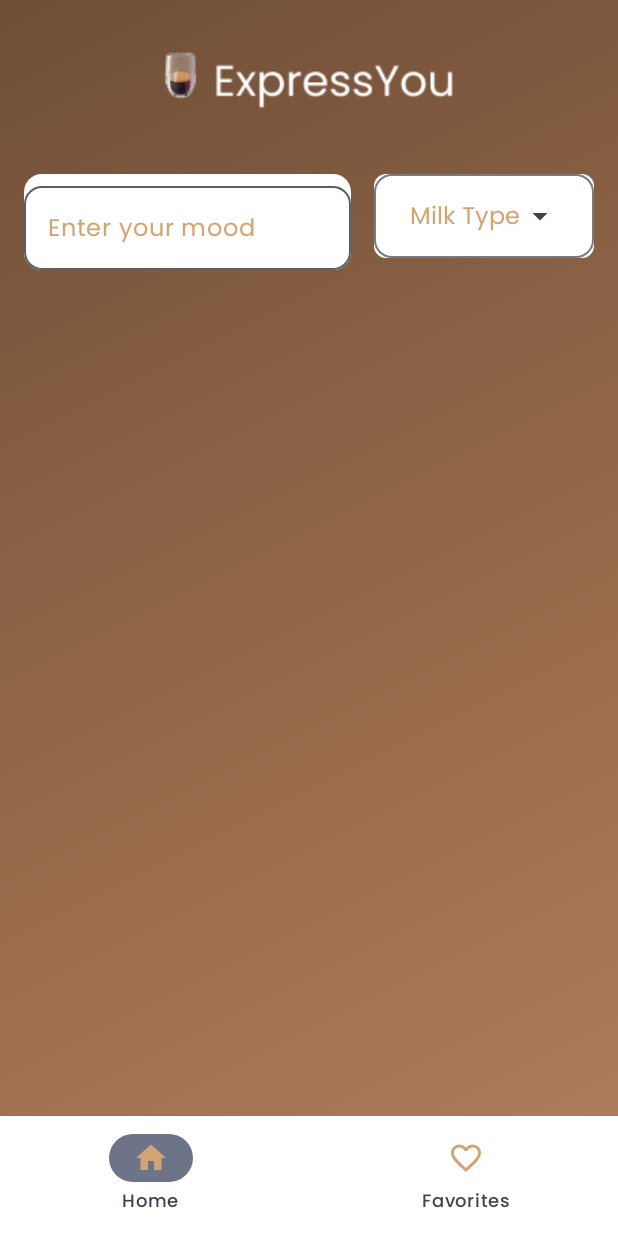
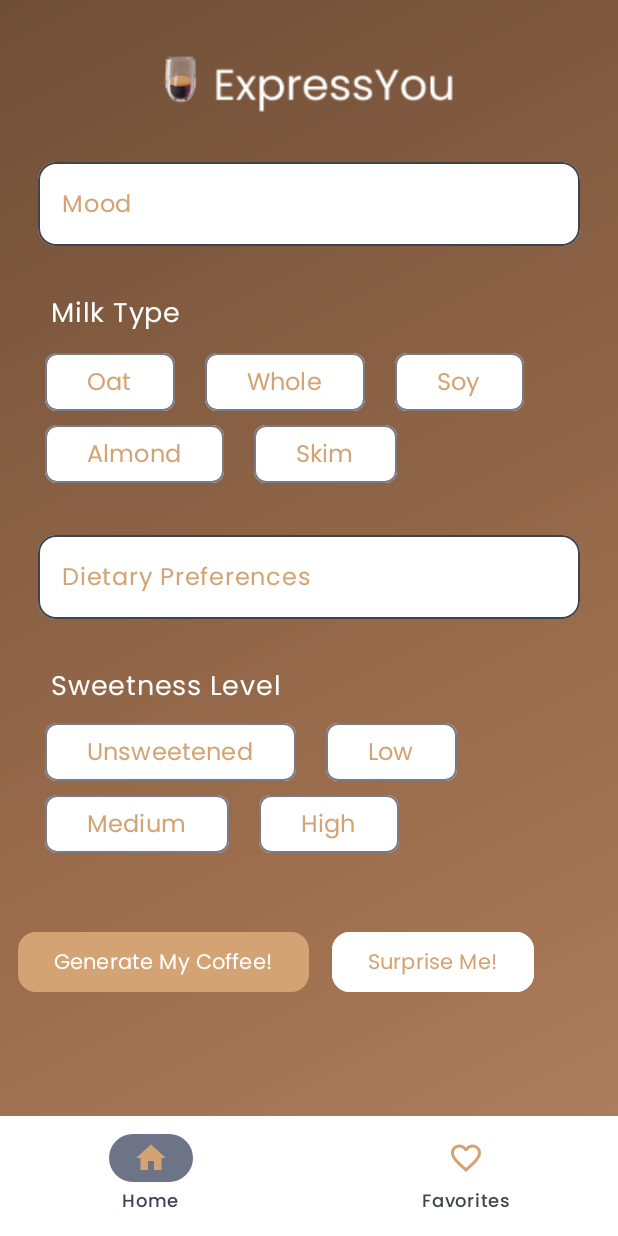
Before and after one commit to monitamitra/ExpressYou, an Android app built with Jetpack Compose: the screen it shows after launch (MainActivity), on a phone screen of 412 x 824 dp. Run offline under Robolectric (Android 15) with nearby library versions, the phone set to English and light mode, and no system bars.

```diff
--- a/app/build.gradle.kts
+++ b/app/build.gradle.kts
@@ -70,6 +70,8 @@ dependencies {
 
     implementation("com.google.android.material:material:1.11.0")
 
+    implementation ("com.google.accompanist:accompanist-flowlayout:0.24.13-rc")
+
     implementation(libs.androidx.core.ktx)
     implementation(libs.androidx.lifecycle.runtime.ktx)
     implementation(libs.androidx.activity.compose)
--- a/app/src/main/java/com/example/expressyou/MainActivity.kt
+++ b/app/src/main/java/com/example/expressyou/MainActivity.kt
@@ -3,125 +3,24 @@ package com.example.expressyou
 import android.os.Bundle
 import androidx.activity.ComponentActivity
 import androidx.activity.compose.setContent
-import androidx.compose.foundation.background
-import androidx.compose.foundation.layout.Arrangement
 import androidx.compose.foundation.layout.Box
-import androidx.compose.foundation.layout.Column
-import androidx.compose.foundation.layout.Row
 import androidx.compose.foundation.layout.fillMaxSize
 import androidx.compose.foundation.layout.fillMaxWidth
-import androidx.compose.foundation.layout.height
-import androidx.compose.foundation.layout.padding
-import androidx.compose.foundation.shape.RoundedCornerShape
-import androidx.compose.material.icons.Icons
-import androidx.compose.material.icons.filled.ArrowDropDown
-import androidx.compose.material.icons.filled.MoreVert
-import androidx.compose.material3.DropdownMenu
-import androidx.compose.material3.DropdownMenuItem
-import androidx.compose.material3.Icon
-import androidx.compose.material3.IconButton
-import androidx.compose.material3.OutlinedButton
-import androidx.compose.material3.OutlinedTextField
-import androidx.compose.material3.Text
-import androidx.compose.material3.TextFieldDefaults
-import androidx.compose.material3.TextFieldDefaults.shape
-import androidx.compose.runtime.getValue
-import androidx.compose.runtime.mutableStateOf
-import androidx.compose.runtime.remember
-import androidx.compose.runtime.saveable.rememberSaveable
-import androidx.compose.runtime.setValue
 import androidx.compose.ui.Alignment
 import androidx.compose.ui.Modifier
-import androidx.compose.ui.graphics.Color
-import androidx.compose.ui.text.font.Font
-import androidx.compose.ui.text.font.FontFamily
-import androidx.compose.ui.unit.dp
-import androidx.compose.ui.unit.sp
 import com.example.expressyou.ui.theme.ExpressYouTheme
 
 class MainActivity : ComponentActivity() {
     override fun onCreate(savedInstanceState: Bundle?) {
         super.onCreate(savedInstanceState)
-        val Poppins = FontFamily(
-            Font(R.font.poppins_regular),
-        )
+
 
         setContent {
             ExpressYouTheme {
                 Box(modifier = Modifier.fillMaxSize()) {
                     BackgroundLayout(modifier = Modifier.fillMaxSize())
+                    HomeScreenUI()
 
-                    Column(
-                        modifier = Modifier
-                            .fillMaxSize()
-                            .padding(top = 100.dp)
-                            .align(Alignment.Center),
-                        verticalArrangement = Arrangement.spacedBy(12.dp)
-                    ) {
-                        var mood by rememberSaveable { mutableStateOf("") }
-                        var dietaryRestrictions by rememberSaveable { mutableStateOf("") }
-                        var sweetness by rememberSaveable { mutableStateOf(5f) }
-                        var selectedMilkType by rememberSaveable { mutableStateOf("Milk Type") }
-
-                        Row(
-                            modifier = Modifier.fillMaxWidth()
-                            .padding(16.dp),
-                            horizontalArrangement = Arrangement.spacedBy(15.dp)
-                        ) {
-                            OutlinedTextField(
-                                value = mood,
-                                onValueChange = {mood = it},
-                                label = {Text("Enter your mood", color = Color(0xFFD4A373),
-                                    fontFamily = Poppins, fontSize = 16.sp)},
-                                modifier = Modifier.weight(1f)
-                                    //.height(56.dp)
-                                    .background(color = Color(0xFFFFFFFF),
-                                        shape = RoundedCornerShape(12.dp)),
-                                shape = RoundedCornerShape(12.dp)
-                            )
-
-                            var expanded by remember{mutableStateOf(false)}
-                            Box(
-                                modifier = Modifier
-                                    //.padding(16.dp)
-                            ) {
-                                OutlinedButton(
-                                    onClick = { expanded = true },
-                                    modifier = Modifier
-                                    .height(56.dp)
-                                        .background(color = Color(0xFFFFFFFF),
-                                        shape = RoundedCornerShape(8.dp)),
-                                    shape = RoundedCornerShape(12.dp)
-                                ) {
-                                    Text(selectedMilkType, color = Color(0xFFD4A373),
-                                        fontFamily = Poppins, fontSize = 16.sp)
-                                    Icon(imageVector = Icons.Filled.ArrowDropDown,
-                                        contentDescription = "Dropdown Arrow")
-                                }
-
-                                DropdownMenu(
-                                    expanded = expanded,
-                                    onDismissRequest = { expanded = false }
-                                ) {
-                                    val milkTypes = listOf("Whole Milk", "Skim Milk", "Almond Milk",
-                                        "Oat Milk", "Lactose-Free Milk", "Soy Milk")
-                                    milkTypes.forEach { milkType ->
-                                        DropdownMenuItem(
-                                            text = { Text(milkType, color = Color(0xFFD4A373),
-                                                fontFamily = Poppins, fontSize = 16.sp) },
-                                            onClick = {
-                                                selectedMilkType = milkType
-                                                expanded = false
-                                            },
-                                        )
-                                    }
-
-                                }
-
-                            }
-                        }
-
-                    }
 
 
                     Box(
--- a/app/src/main/java/com/example/expressyou/ReusableComposables.kt
+++ b/app/src/main/java/com/example/expressyou/ReusableComposables.kt
@@ -1,25 +1,41 @@
 package com.example.expressyou
 
-import android.util.Log
+import androidx.compose.foundation.BorderStroke
 import androidx.compose.foundation.Image
 import androidx.compose.foundation.background
+import androidx.compose.foundation.layout.Arrangement
 import androidx.compose.foundation.layout.Box
+import androidx.compose.foundation.layout.Column
+import androidx.compose.foundation.layout.ExperimentalLayoutApi
+import androidx.compose.foundation.layout.FlowRow
+import androidx.compose.foundation.layout.Row
 import androidx.compose.foundation.layout.fillMaxSize
 import androidx.compose.foundation.layout.fillMaxWidth
 import androidx.compose.foundation.layout.height
 import androidx.compose.foundation.layout.padding
+import androidx.compose.foundation.layout.size
 import androidx.compose.foundation.layout.width
+import androidx.compose.foundation.shape.RoundedCornerShape
 import androidx.compose.material.icons.Icons
+import androidx.compose.material.icons.filled.Done
 import androidx.compose.material3.Icon
 import androidx.compose.material.icons.filled.Favorite
 import androidx.compose.material.icons.filled.Home
 import androidx.compose.material.icons.outlined.FavoriteBorder
 import androidx.compose.material.icons.outlined.Home
+import androidx.compose.material3.Button
+import androidx.compose.material3.ButtonDefaults
+import androidx.compose.material3.FilterChip
+import androidx.compose.material3.FilterChipDefaults
 import androidx.compose.material3.NavigationBar
 import androidx.compose.material3.NavigationBarItem
+import androidx.compose.material3.OutlinedButton
+import androidx.compose.material3.OutlinedTextField
 import androidx.compose.material3.Text
+import androidx.compose.material3.TextFieldDefaults
 import androidx.compose.runtime.Composable
 import androidx.compose.runtime.getValue
+import androidx.compose.runtime.mutableIntStateOf
 import androidx.compose.runtime.mutableStateOf
 import androidx.compose.runtime.saveable.rememberSaveable
 import androidx.compose.runtime.setValue
@@ -33,6 +49,7 @@ import androidx.compose.ui.text.font.Font
 import androidx.compose.ui.text.font.FontFamily
 import androidx.compose.ui.tooling.preview.Preview
 import androidx.compose.ui.unit.dp
+import androidx.compose.ui.unit.sp
 import com.example.expressyou.ui.theme.ExpressYouTheme
 
 // function to set up background linear gradient and app logo
@@ -63,7 +80,7 @@ fun BackgroundLayout(
                 .height(100.dp)
                 .width(200.dp)
                 .align(Alignment.TopCenter)
-                .padding(top = 2.dp)
+                .padding(top = 8.dp)
         )
     }
 }
@@ -76,7 +93,7 @@ data class BottomNavigationItem(
 
 @Composable
 fun BottomNavBar(
-    modifier: Modifier = Modifier
+
 ) {
     val items = listOf(
         BottomNavigationItem(
@@ -96,7 +113,7 @@ fun BottomNavBar(
     )
 
     // Preserve the state of the selected item across recompositions
-    var selectedItemIndex by rememberSaveable { mutableStateOf(0) }
+    var selectedItemIndex by rememberSaveable { mutableIntStateOf(0) }
 
             NavigationBar(
                 containerColor = Color(0xFFFFFFFF)
@@ -125,12 +142,194 @@ fun BottomNavBar(
             }
 }
 
+
+@OptIn(ExperimentalLayoutApi::class)
+@Composable
+fun HomeScreenUI(
+    modifier: Modifier = Modifier
+) {
+    val poppins = FontFamily(
+        Font(R.font.poppins_regular),
+    )
+
+    Column(
+        modifier = Modifier
+            .fillMaxSize()
+            .padding(top = 100.dp),
+        verticalArrangement = Arrangement.spacedBy(22.dp)
+    ) {
+        var mood by rememberSaveable { mutableStateOf("") }
+        var dietaryRestrictions by rememberSaveable { mutableStateOf("") }
+        var selectedSweetness by rememberSaveable { mutableStateOf("") }
+        var selectedMilkType by rememberSaveable { mutableStateOf("Milk Type") }
+
+        OutlinedTextField(
+            value = mood,
+            onValueChange = {mood = it},
+            label = {Text("Mood",
+                fontFamily = poppins, fontSize = 16.sp)},
+            modifier = Modifier.fillMaxWidth()
+                .padding(start = 25.dp, end = 25.dp),
+            shape = RoundedCornerShape(12.dp),
+            colors = TextFieldDefaults.colors(
+                focusedContainerColor = Color(0xFFFFFFFF),
+                unfocusedContainerColor = Color(0xFFFFFFFF),
+                focusedLabelColor = Color(0xFFFFFFFF),
+                unfocusedLabelColor = Color(0xFFD4A373),
+                unfocusedTextColor = Color(0xFFD4A373),
+                focusedTextColor = Color(0xFFD4A373)),
+        )
+
+        val milkOptions = listOf("Oat", "Whole", "Soy",
+            "Almond", "Skim")
+        FlowRow (
+            modifier = Modifier.padding(start = 20.dp, end = 20.dp)
+        ) {
+            Text(
+                text = "Milk Type",
+                fontSize = 18.sp,
+                color = Color(0xFFFFFFFF),
+                fontFamily = poppins,
+                modifier = Modifier.fillMaxWidth()
+                    .padding(bottom = 10.dp, start = 14.dp, top = 10.dp)
+            )
+            milkOptions.forEach{milkType ->
+                FilterChip(
+                    selected = selectedMilkType == milkType,
+                    onClick = { selectedMilkType = milkType },
+                    label = { Text(milkType, fontFamily = poppins,
+                        fontSize = 16.sp, modifier = Modifier.padding(
+                            horizontal = 12.dp, vertical = 8.dp
+                        )) },
+                    leadingIcon = if (selectedMilkType == milkType) {
+                        {
+                            Icon(
+                                imageVector = Icons.Filled.Done,
+                                contentDescription = "Done icon",
+                                modifier = Modifier.size(FilterChipDefaults.IconSize),
+                                tint = Color.White
+                            )
+                        }
+                    } else {
+                        null
+                    },
+                    modifier = Modifier.padding(horizontal = 10.dp),
+                    colors = FilterChipDefaults.filterChipColors(
+                        containerColor = Color.White,
+                        selectedContainerColor = Color(0xFFD4A373),
+                        labelColor = Color(0xFFD4A373),
+                        selectedLabelColor = Color.White
+                    )
+
+                )
+            }
+        }
+
+        OutlinedTextField(
+            value = dietaryRestrictions,
+            onValueChange = {dietaryRestrictions = it},
+            label = {Text("Dietary Preferences",
+                fontFamily = poppins, fontSize = 16.sp)},
+            modifier = Modifier.fillMaxWidth()
+                .padding(start = 25.dp, end = 25.dp),
+            shape = RoundedCornerShape(12.dp),
+            colors = TextFieldDefaults.colors(
+                focusedContainerColor = Color(0xFFFFFFFF),
+                unfocusedContainerColor = Color(0xFFFFFFFF),
+                focusedLabelColor = Color(0xFFFFFFFF),
+                unfocusedLabelColor = Color(0xFFD4A373),
+                unfocusedTextColor = Color(0xFFD4A373),
+                focusedTextColor = Color(0xFFD4A373))
+        )
+
+        val sweetnessOptions = listOf("Unsweetened", "Low", "Medium", "High")
+
+        FlowRow (
+            modifier = Modifier.padding(start = 20.dp, end = 20.dp)
+        ) {
+            Text(
+                text = "Sweetness Level",
+                fontSize = 18.sp,
+                color = Color(0xFFFFFFFF),
+                fontFamily = poppins,
+                modifier = Modifier.fillMaxWidth()
+                    .padding(start = 14.dp, top = 10.dp, bottom = 8.dp)
+            )
+            sweetnessOptions.forEach{sweetness ->
+                FilterChip(
+                    selected = selectedSweetness == sweetness,
+                    onClick = { selectedSweetness = sweetness },
+                    label = { Text(sweetness, fontFamily = poppins,
+                        fontSize = 16.sp, modifier = Modifier.padding(
+                            horizontal = 12.dp, vertical = 8.dp
+                        )) },
+                    leadingIcon = if (selectedSweetness == sweetness) {
+                        {
+                            Icon(
+                                imageVector = Icons.Filled.Done,
+                                contentDescription = "Done icon",
+                                modifier = Modifier.size(FilterChipDefaults.IconSize),
+                                tint = Color.White
+                            )
+                        }
+                    } else {
+                        null
+                    },
+                    modifier = Modifier.padding(horizontal = 10.dp),
+                    colors = FilterChipDefaults.filterChipColors(
+                        containerColor = Color.White,
+                        selectedContainerColor = Color(0xFFD4A373),
+                        labelColor = Color(0xFFD4A373),
+                        selectedLabelColor = Color.White))
+            }
+        }
+
+        Row(
+            modifier = modifier.padding(start = 12.dp, end = 15.dp, top = 22.dp),
+            horizontalArrangement = Arrangement.spacedBy(15.dp)
+        ) {
+            Button(
+                onClick = { /* Your action */ },
+                colors = ButtonDefaults.buttonColors(
+                    containerColor = Color(0xFFD4A373), // Background color
+                    contentColor = Color.White // Text/Icon color
+                ),
+
+                shape = RoundedCornerShape(12.dp)
+            ) {
+                Text("Generate My Coffee!", fontFamily = poppins, fontSize = 14.sp)
+            }
+
+            OutlinedButton(
+                onClick = { /* Your action */ },
+                colors = ButtonDefaults.outlinedButtonColors(
+                    contentColor = Color(0xFFD4A373),
+                    containerColor = Color.White
+                ),
+                border = BorderStroke(2.dp, Color.White),
+                shape = RoundedCornerShape(12.dp)
+            ) {
+                Text("Surprise Me!", fontFamily = poppins, fontSize = 14.sp)
+            }
+
+        }
+
+
+
+
+
+
+
+    }
+}
+
 @Preview(showBackground = true)
 @Composable
 fun DefaultHomeScreen() {
     ExpressYouTheme {
         Box(modifier = Modifier.fillMaxSize()) {
             BackgroundLayout(modifier = Modifier.fillMaxSize())
+            HomeScreenUI()
             Box(
                 modifier = Modifier
                     .fillMaxWidth()
```
